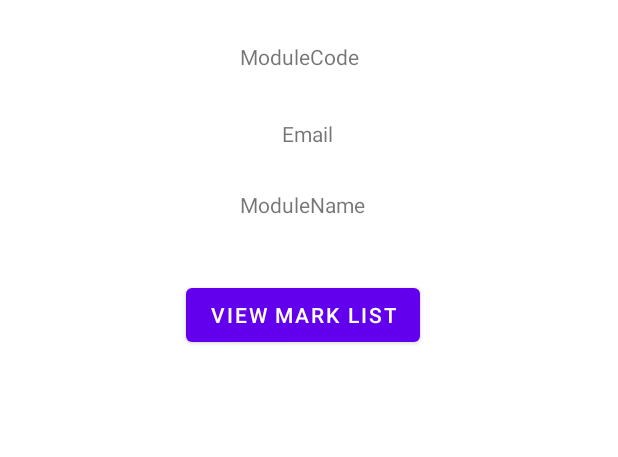
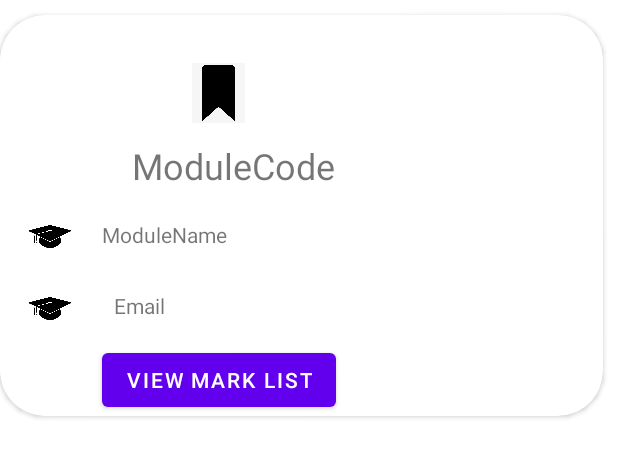
Before and after one commit to hokhaminh/ExamEdu-Android, an Android app: the layout module_item.xml on its own in the app's theme, with its tools: preview values and no code run, on a phone screen of 412 x 824 dp. Shown: the top 457 px of the screen. Run offline under Robolectric (Android 15) with nearby library versions, the phone set to English and light mode, and no system bars; network calls fail.

Commit message:
50% get module

```diff
--- a/app/src/main/AndroidManifest.xml
+++ b/app/src/main/AndroidManifest.xml
@@ -14,6 +14,9 @@
         android:theme="@style/Theme.ExamEduAndroid">
         <activity
             android:name=".mark_report"
+            android:exported="false" />
+        <activity
+            android:name=".module_list.ModuleListActivity"
             android:exported="false" />
         <activity
             android:name=".PostActivity"
--- a/app/src/main/java/com/example/examedu_android/MainActivity.java
+++ b/app/src/main/java/com/example/examedu_android/MainActivity.java
@@ -10,6 +10,7 @@ import android.widget.Button;
 import android.widget.EditText;
 import android.widget.Toast;
 
+import com.example.examedu_android.module_list.ModuleListActivity;
 import com.google.gson.JsonObject;
 
 import Token.TokenManager;
@@ -74,7 +75,7 @@ public class MainActivity extends AppCompatActivity {
                     tokenManager.saveToken(response.body());
 
                     Toast.makeText(MainActivity.this,"dung roi",Toast.LENGTH_SHORT).show();
-                    startActivity(new Intent(MainActivity.this, mark_report.class));
+                    startActivity(new Intent(MainActivity.this, ModuleListActivity.class));
                     finish();
 
                 }
--- a/app/src/main/res/layout/module_item.xml
+++ b/app/src/main/res/layout/module_item.xml
@@ -1,68 +1,95 @@
 <?xml version="1.0" encoding="utf-8"?>
-<androidx.constraintlayout.widget.ConstraintLayout xmlns:android="http://schemas.android.com/apk/res/android"
+
+
+<androidx.cardview.widget.CardView xmlns:android="http://schemas.android.com/apk/res/android"
     xmlns:app="http://schemas.android.com/apk/res-auto"
     xmlns:tools="http://schemas.android.com/tools"
     android:layout_width="match_parent"
-    android:layout_height="match_parent">
-
-    <androidx.cardview.widget.CardView
-        android:layout_width="409dp"
-        android:layout_height="wrap_content"
-        tools:layout_editor_absoluteX="1dp"
-        tools:layout_editor_absoluteY="108dp"
-        app:layout_constraintBottom_toBottomOf="parent"
-        app:layout_constraintEnd_toEndOf="parent"
-        app:layout_constraintStart_toStartOf="parent"
-        app:layout_constraintTop_toTopOf="parent">
-
-    </androidx.cardview.widget.CardView>
+    android:layout_height="wrap_content"
+    android:layout_marginTop="10dp"
+    android:layout_marginEnd="10dp"
+    app:cardCornerRadius="30dp">
 
     <androidx.constraintlayout.widget.ConstraintLayout
         android:layout_width="match_parent"
-        android:layout_height="wrap_content"
-        tools:layout_editor_absoluteX="0dp"
-        tools:layout_editor_absoluteY="0dp">
+        android:layout_height="match_parent">
+
+        <ImageView
+            android:layout_width="35dp"
+            android:layout_height="40dp"
+            android:layout_centerHorizontal="true"
+            android:layout_marginStart="128dp"
+            android:layout_marginTop="32dp"
+            android:scaleType="fitXY"
+            android:src="@drawable/bookmark_icon"
+            app:layout_constraintStart_toStartOf="parent"
+            app:layout_constraintTop_toTopOf="parent" />
 
         <TextView
             android:id="@+id/moduleNameItem"
             android:layout_width="wrap_content"
             android:layout_height="wrap_content"
-            android:layout_marginStart="160dp"
-            android:layout_marginTop="28dp"
+            android:layout_centerHorizontal="true"
+            android:layout_marginStart="68dp"
+            android:layout_marginTop="20dp"
+            android:gravity="center"
             android:text="ModuleName"
             app:layout_constraintStart_toStartOf="parent"
-            app:layout_constraintTop_toBottomOf="@+id/teacherMailItem" />
+            app:layout_constraintTop_toBottomOf="@+id/moduleCodeItem" />
+
+        <ImageView
+            android:id="@+id/imageView2"
+            android:layout_width="29dp"
+            android:layout_height="15dp"
+            android:layout_marginTop="140dp"
+            android:layout_marginEnd="20dp"
+            android:scaleType="fitXY"
+            android:src="@drawable/graduation_cap_icon"
+            app:layout_constraintEnd_toStartOf="@+id/moduleNameItem"
+            app:layout_constraintTop_toTopOf="parent" />
 
         <TextView
             android:id="@+id/moduleCodeItem"
             android:layout_width="wrap_content"
             android:layout_height="wrap_content"
-            android:layout_marginStart="160dp"
-            android:layout_marginTop="28dp"
+            android:layout_marginStart="88dp"
+            android:layout_marginTop="84dp"
             android:text="ModuleCode"
+            android:textSize="24sp"
             app:layout_constraintStart_toStartOf="parent"
+            app:layout_constraintTop_toTopOf="parent" />
+
+        <ImageView
+            android:layout_width="29dp"
+            android:layout_height="15dp"
+            android:layout_marginTop="188dp"
+            android:layout_marginEnd="28dp"
+            android:scaleType="fitXY"
+            android:src="@drawable/graduation_cap_icon"
+            app:layout_constraintEnd_toStartOf="@+id/teacherMailItem"
             app:layout_constraintTop_toTopOf="parent" />
 
         <TextView
             android:id="@+id/teacherMailItem"
             android:layout_width="wrap_content"
             android:layout_height="wrap_content"
-            android:layout_marginStart="188dp"
-            android:layout_marginTop="32dp"
+            android:layout_centerHorizontal="true"
+            android:layout_marginStart="76dp"
+            android:layout_marginTop="28dp"
             android:text="Email"
             app:layout_constraintStart_toStartOf="parent"
-            app:layout_constraintTop_toBottomOf="@+id/moduleCodeItem" />
+            app:layout_constraintTop_toBottomOf="@+id/moduleNameItem" />
 
         <Button
-            android:id="@+id/button2"
+            android:id="@+id/viewMarkBtn"
             android:layout_width="wrap_content"
-            android:layout_height="wrap_content"
-            android:layout_marginStart="124dp"
-            android:layout_marginTop="40dp"
+            android:layout_height="0dp"
+            android:layout_centerHorizontal="true"
+            android:layout_marginStart="68dp"
+            android:layout_marginTop="16dp"
+            android:gravity="center"
             android:text="View Mark List"
             app:layout_constraintStart_toStartOf="parent"
-            app:layout_constraintTop_toBottomOf="@+id/moduleNameItem" />
+            app:layout_constraintTop_toBottomOf="@+id/teacherMailItem" />
     </androidx.constraintlayout.widget.ConstraintLayout>
-
-
-</androidx.constraintlayout.widget.ConstraintLayout>
+</androidx.cardview.widget.CardView>
```
Also changed, not shown: app/src/main/java/com/example/examedu_android/module_list/ModuleAdapter.java (added, +84 -0 lines), app/src/main/java/com/example/examedu_android/module_list/ModuleListActivity.java (+28 -74 lines), app/src/main/java/models/Module.java (added, +53 -0 lines), app/src/main/res/layout/activity_module_list.xml (+30 -4 lines), app/src/main/res/layout/mark_report_card.xml (+6 -5 lines), app/src/main/res/drawable/bookmark_icon.png (added), app/src/main/res/drawable/graduation_cap_icon.png (added).
